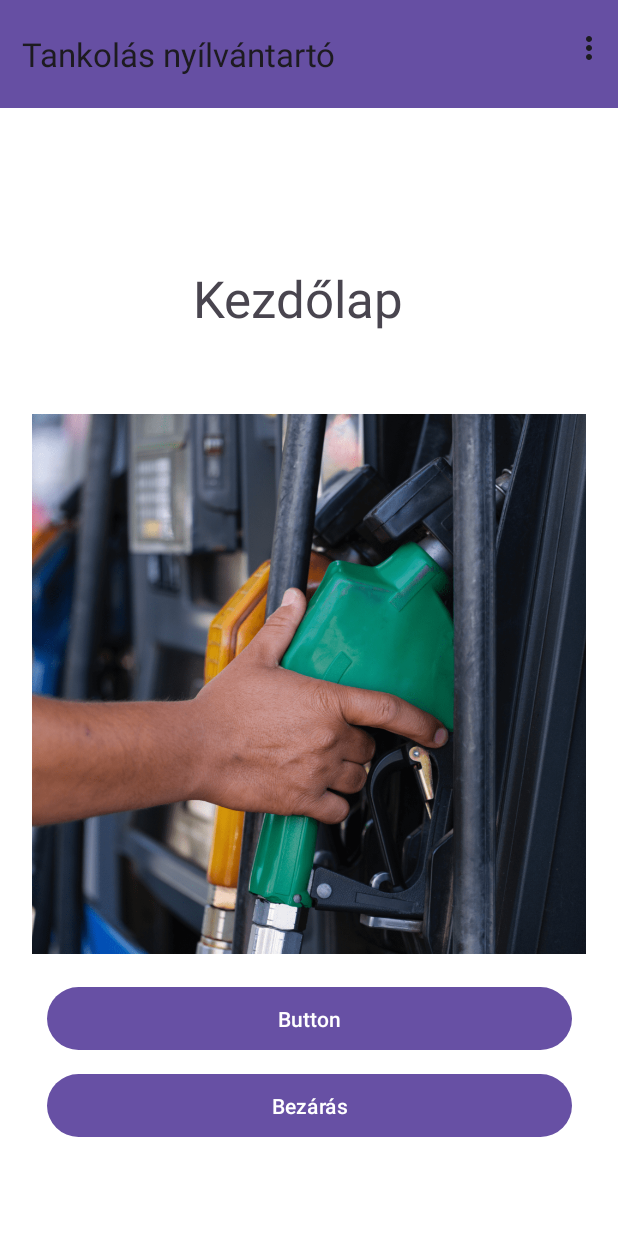
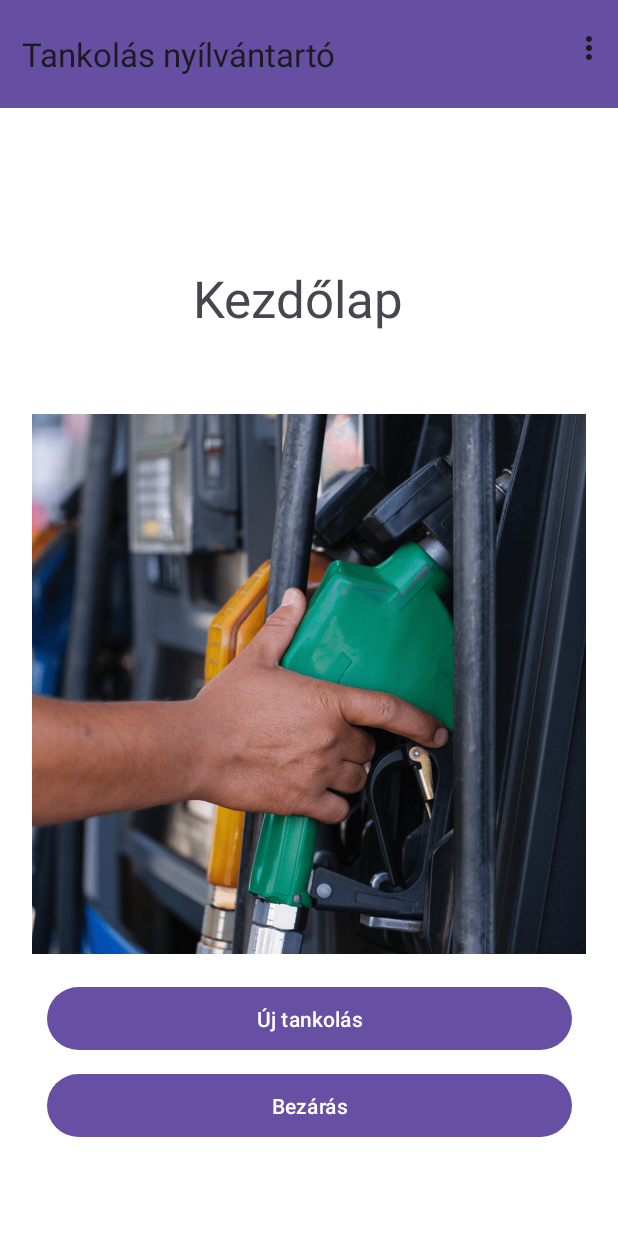
Before and after one commit to badinszky97/android_beadando, an Android app: the screen it shows after launch (MainActivity), on a phone screen of 412 x 824 dp. Run offline under Robolectric (Android 15) with nearby library versions, the phone set to English and light mode, and no system bars; our stand-ins replace Room's generated code.

Commit message:
Új gomb hozzáadás és beállítás a továbblépéshez

```diff
--- a/app/src/main/java/hu/nje/tankolasnyilvantarto/Kezdolap.java
+++ b/app/src/main/java/hu/nje/tankolasnyilvantarto/Kezdolap.java
@@ -30,6 +30,16 @@ public class Kezdolap extends Fragment {
         View view = inflater.inflate(R.layout.fragment_kezdolap, container, false);
         MainActivity mainactivity = (MainActivity)getActivity();
         Button exitButton = view.findViewById(R.id.exitButton);
+        Button tankolokButton=view.findViewById(R.id.tankolokButton);
+
+        tankolokButton.setOnClickListener(
+                new View.OnClickListener() {
+                    @Override
+                    public void onClick(View view) {
+                        mainactivity.UjTankolasFragment();
+                    }
+                }
+        );
 
         exitButton.setOnClickListener(new View.OnClickListener() {
             @Override
@@ -38,6 +48,7 @@ public class Kezdolap extends Fragment {
                 System.exit(0);
 
             }
+
         });
 
         return view;
--- a/app/src/main/res/layout/fragment_fogyasztasi_adatok.xml
+++ b/app/src/main/res/layout/fragment_fogyasztasi_adatok.xml
@@ -5,7 +5,7 @@
     android:id="@+id/Layout"
     android:layout_width="match_parent"
     android:layout_height="match_parent"
-    android:background="@color/list"
+    android:background="@color/white"
     tools:context=".FogyasztasiAdatok">
 
     <TextView
--- a/app/src/main/res/layout/fragment_kezdolap.xml
+++ b/app/src/main/res/layout/fragment_kezdolap.xml
@@ -35,11 +35,11 @@
         app:layout_constraintVertical_bias="0.224" />
 
     <Button
-        android:id="@+id/button"
+        android:id="@+id/tankolokButton"
         android:layout_width="350dp"
         android:layout_height="50dp"
         android:layout_marginTop="16dp"
-        android:text="Button"
+        android:text="Új tankolás"
         app:layout_constraintEnd_toEndOf="parent"
         app:layout_constraintStart_toStartOf="parent"
         app:layout_constraintTop_toBottomOf="@+id/imageView2" />
@@ -50,8 +50,8 @@
         android:layout_height="50dp"
         android:layout_marginTop="8dp"
         android:text="Bezárás"
-        app:layout_constraintEnd_toEndOf="@+id/button"
-        app:layout_constraintStart_toStartOf="@+id/button"
-        app:layout_constraintTop_toBottomOf="@+id/button" />
+        app:layout_constraintEnd_toEndOf="@+id/tankolokButton"
+        app:layout_constraintStart_toStartOf="@+id/tankolokButton"
+        app:layout_constraintTop_toBottomOf="@+id/tankolokButton" />
 
 </androidx.constraintlayout.widget.ConstraintLayout>
```
